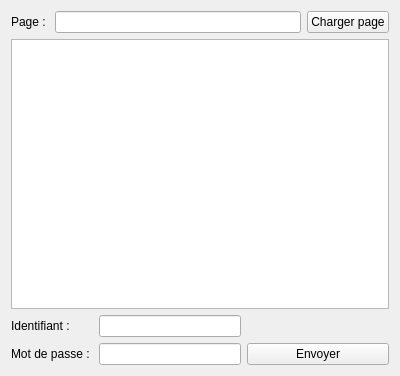
Above: mediawiki/samplecode/editsample/mainwindow.ui from KDE/silk before the change. Below: the same form after it.
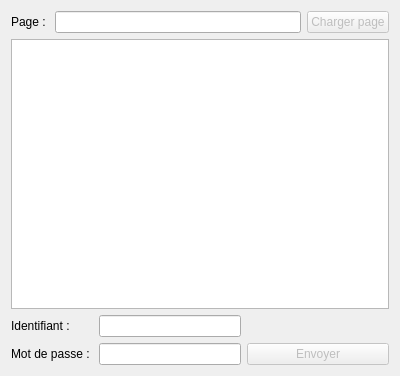
That is the form after the change.

Commit message: Enable/Disable "load page" and "send page" buttons.

What changed in the file:
```diff
--- a/mediawiki/samplecode/editsample/mainwindow.ui
+++ b/mediawiki/samplecode/editsample/mainwindow.ui
@@ -19,6 +19,9 @@
      <layout class="QGridLayout" name="gridLayout">
       <item row="1" column="3">
        <widget class="QPushButton" name="pushButton2">
+        <property name="enabled">
+         <bool>false</bool>
+        </property>
         <property name="text">
          <string>Charger page</string>
         </property>
@@ -86,6 +89,9 @@
       </item>
       <item row="1" column="4">
        <widget class="QPushButton" name="pushButton1">
+        <property name="enabled">
+         <bool>false</bool>
+        </property>
         <property name="text">
          <string>Envoyer</string>
         </property>
```
The commit also changes 2 other files.
